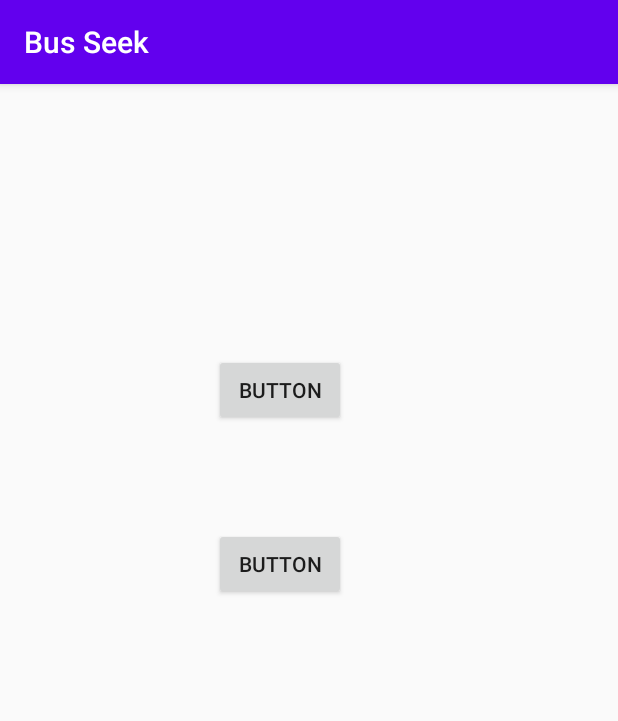
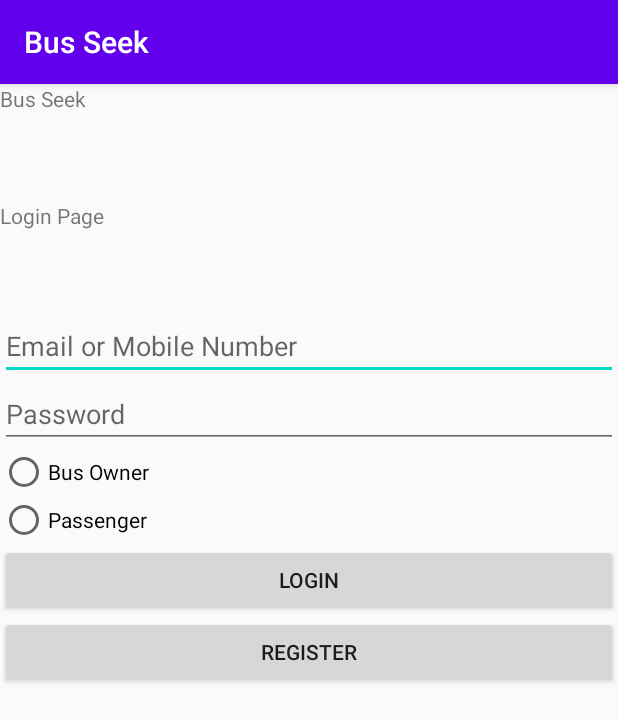
Before and after one commit to neoPerera/IDeaLoop, an Android app: the screen it shows after launch (MainActivity before the commit, LoginActivity after it), on a phone screen of 412 x 824 dp. Shown: the top 721 px of the screen. Run offline under Robolectric (Android 15) with nearby library versions, the phone set to English and light mode, and no system bars; our stand-ins replace Firebase (no records; nobody signed in at launch, a user with empty details on screens opened directly).

Commit message:
Login Completed

```diff
--- a/app/src/main/java/com/idealoop/busseek/BusOwnerRegister.java
+++ b/app/src/main/java/com/idealoop/busseek/BusOwnerRegister.java
@@ -195,7 +195,7 @@ public class BusOwnerRegister extends AppCompatActivity {
                             busOwner.setEmail(email.getText().toString());
                             busOwner.setImgurl(downloadimgurl);
                             busOwner.setPassword(pass.getText().toString());
-                            DBRef.child(busOwner.email).setValue(busOwner);
+                            DBRef.child(busOwner.lname).setValue(busOwner);
                             id++;
                             clearAll();
 
--- a/app/src/main/java/com/idealoop/busseek/Passenger.java
+++ b/app/src/main/java/com/idealoop/busseek/Passenger.java
@@ -11,6 +11,8 @@ public class Passenger {
     String CustomerType;
     String imgurl;
 
+
+    public Passenger(){}
     public String getPassword() {
         return Password;
     }
--- a/app/src/main/res/layout/activity_login.xml
+++ b/app/src/main/res/layout/activity_login.xml
@@ -34,4 +34,33 @@
         android:ems="10"
         android:hint="Password"
         android:inputType="textPassword" />
+
+    <RadioGroup
+        android:layout_width="match_parent"
+        android:layout_height="wrap_content">
+
+        <RadioButton
+            android:id="@+id/busOwner"
+            android:layout_width="match_parent"
+            android:layout_height="wrap_content"
+            android:text="Bus Owner" />
+
+        <RadioButton
+            android:id="@+id/passenger"
+            android:layout_width="match_parent"
+            android:layout_height="wrap_content"
+            android:text="Passenger" />
+    </RadioGroup>
+
+    <Button
+        android:id="@+id/login"
+        android:layout_width="match_parent"
+        android:layout_height="wrap_content"
+        android:text="Login" />
+
+    <Button
+        android:id="@+id/register"
+        android:layout_width="match_parent"
+        android:layout_height="wrap_content"
+        android:text="Register" />
 </LinearLayout>
```
Also changed, not shown: app/src/main/AndroidManifest.xml (+3 -5 lines), app/src/main/java/com/idealoop/busseek/LoginActivity.java (+100 -0 lines), app/src/main/java/com/idealoop/busseek/PassengerRegister.java (+8 -6 lines), app/src/main/res/layout/activity_bus_owner_register.xml (+10 -9 lines), app/src/main/res/layout/activity_passenger_register.xml (+9 -9 lines).
